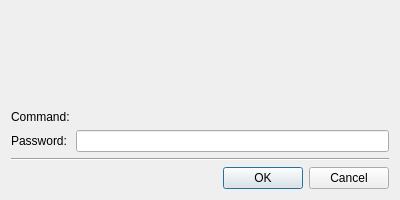
Before: the Qt Designer form passworddialog.ui in lxqt/lxqt-sudo, drawn with Qt 5.
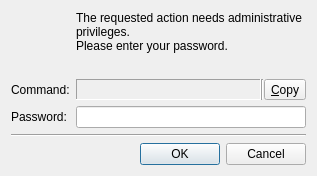
After: the same form once the commit is applied. Icons and pictures are not drawn.

Commit message:
passworddialog: several ui enhancements
Several UI enhancement of PasswordDialog:
- Avoid printing command twice
- Add a button to copy command
- Alter command label style
- Add a label to display current authorization backend
- Avoid displaying extraneous quoting (keep full quoting for command line)

Also makes some code cleanups:
- Use `toLocal8Bit()` or `toLatin1()` then converting QStrings to char*
  rather than `toStdString()`. The last one implicitly uses `toUtf8()`
  which upsets some rare systems with non-utf8 locales.
- Small reorganization of code in sudo.cpp.

```diff
--- a/passworddialog.ui
+++ b/passworddialog.ui
@@ -2,24 +2,66 @@
 <ui version="4.0">
  <class>PasswordDialog</class>
  <widget class="QDialog" name="PasswordDialog">
-  <property name="geometry">
-   <rect>
-    <x>0</x>
-    <y>0</y>
-    <width>400</width>
-    <height>200</height>
-   </rect>
-  </property>
   <property name="windowTitle">
    <string>LXQt sudo</string>
   </property>
   <layout class="QVBoxLayout" name="verticalLayout">
    <item>
     <layout class="QGridLayout" name="gridLayout">
-     <item row="0" column="0" rowspan="2" alignment="Qt::AlignHCenter|Qt::AlignVCenter">
-      <widget class="QLabel" name="iconL">
-       <property name="text">
-        <string/>
+     <item row="2" column="1">
+      <layout class="QHBoxLayout" name="commandLayout">
+       <property name="spacing">
+        <number>0</number>
+       </property>
+       <item>
+        <widget class="QLabel" name="commandL">
+         <property name="minimumSize">
+          <size>
+           <width>1</width>
+           <height>0</height>
+          </size>
+         </property>
+         <property name="frameShape">
+          <enum>QFrame::Panel</enum>
+         </property>
+         <property name="frameShadow">
+          <enum>QFrame::Sunken</enum>
+         </property>
+        </widget>
+       </item>
+       <item>
+        <widget class="Line" name="line_2">
+         <property name="orientation">
+          <enum>Qt::Vertical</enum>
+         </property>
+        </widget>
+       </item>
+       <item>
+        <widget class="QToolButton" name="commandCopyBtn">
+         <property name="toolTip">
+          <string>Copy command to clipboard</string>
+         </property>
+         <property name="text">
+          <string>&amp;Copy</string>
+         </property>
+         <property name="icon">
+          <iconset theme="edit-copy">
+           <normaloff>.</normaloff>.</iconset>
+         </property>
+         <property name="toolButtonStyle">
+          <enum>Qt::ToolButtonIconOnly</enum>
+         </property>
+        </widget>
+       </item>
+      </layout>
+     </item>
+     <item row="1" column="1">
+      <widget class="QLabel" name="errorL">
+       <property name="sizePolicy">
+        <sizepolicy hsizetype="Preferred" vsizetype="Fixed">
+         <horstretch>0</horstretch>
+         <verstretch>0</verstretch>
+        </sizepolicy>
        </property>
       </widget>
      </item>
@@ -28,64 +70,64 @@
        <property name="sizePolicy">
         <sizepolicy hsizetype="MinimumExpanding" vsizetype="MinimumExpanding">
          <horstretch>0</horstretch>
-         <verstretch>0</verstretch>
+         <verstretch>1</verstretch>
         </sizepolicy>
        </property>
+       <property name="minimumSize">
+        <size>
+         <width>230</width>
+         <height>0</height>
+        </size>
+       </property>
        <property name="text">
-        <string/>
+        <string>The requested action needs administrative privileges.&lt;br&gt;Please enter your password.</string>
        </property>
        <property name="wordWrap">
         <bool>true</bool>
        </property>
       </widget>
      </item>
-     <item row="1" column="1">
-      <widget class="QLabel" name="errorL">
-       <property name="sizePolicy">
-        <sizepolicy hsizetype="Preferred" vsizetype="Fixed">
-         <horstretch>0</horstretch>
-         <verstretch>0</verstretch>
-        </sizepolicy>
-       </property>
-       <property name="text">
-        <string/>
+     <item row="0" column="0">
+      <widget class="QLabel" name="iconL">
+       <property name="alignment">
+        <set>Qt::AlignCenter</set>
        </property>
       </widget>
      </item>
-     <item row="2" column="1">
-      <widget class="QLabel" name="commandL">
+     <item row="1" column="0">
+      <widget class="QLabel" name="backendL">
        <property name="sizePolicy">
         <sizepolicy hsizetype="Preferred" vsizetype="Fixed">
          <horstretch>0</horstretch>
          <verstretch>0</verstretch>
         </sizepolicy>
        </property>
-       <property name="text">
-        <string/>
+       <property name="toolTip">
+        <string>LXQt sudo backend</string>
+       </property>
+       <property name="whatsThis">
+        <string>A program LXQt sudo calls in background to elevate priveledges.</string>
+       </property>
+       <property name="alignment">
+        <set>Qt::AlignCenter</set>
        </property>
       </widget>
      </item>
      <item row="2" column="0">
       <widget class="QLabel" name="descCommandL">
-       <property name="sizePolicy">
-        <sizepolicy hsizetype="Preferred" vsizetype="Fixed">
-         <horstretch>0</horstretch>
-         <verstretch>0</verstretch>
-        </sizepolicy>
-       </property>
        <property name="text">
         <string>Command:</string>
        </property>
       </widget>
      </item>
-     <item row="4" column="0">
+     <item row="3" column="0" rowspan="2">
       <widget class="QLabel" name="descPasswordL">
        <property name="text">
         <string>Password:</string>
        </property>
       </widget>
      </item>
-     <item row="4" column="1">
+     <item row="3" column="1" rowspan="2">
       <widget class="QLineEdit" name="passwordLE">
        <property name="echoMode">
         <enum>QLineEdit::Password</enum>
```
Left out of the diff: 11 changed lines with no effect on the pictures. The commit also changes 4 other files.
